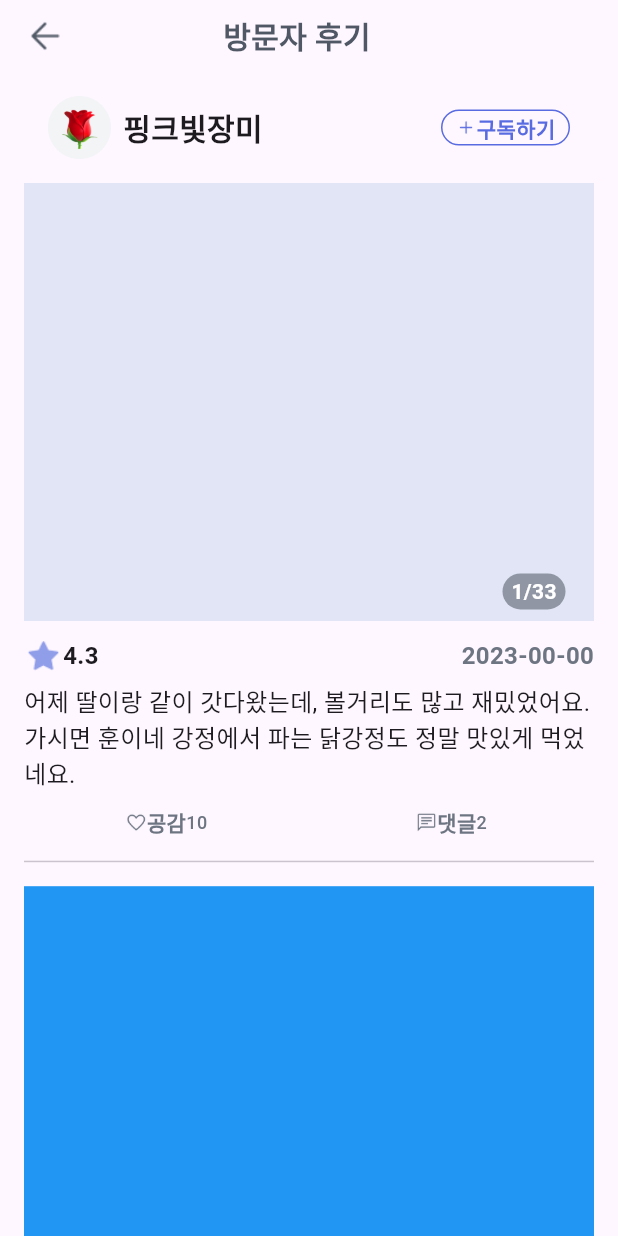
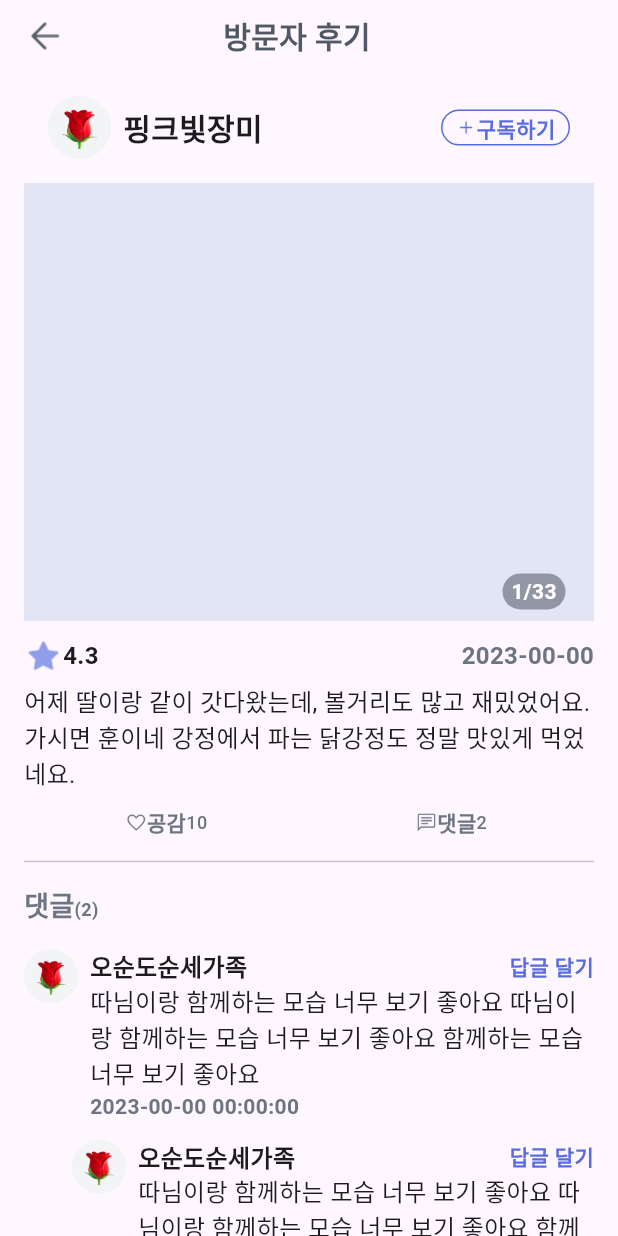
Before and after one commit to jaekyung-you/seenear_flutter, a Flutter app: the DetailReviewScreen screen opened by its route, on a phone screen of 412 x 824 dp. Run offline on Flutter 3.47's test engine with Material 2 defaults, Android fonts, the phone set to English and light mode, and no system bars; drawn by our look-alikes of carousel_slider, styled_text; our stand-ins replace device_info_plus, dio, get, package_info_plus, permission_handler, share_plus and 1 more; missing offline and left inert: dart:html, kakao_flutter_sdk_user; network calls fail; statements that could not run were skipped.

Commit message:
방문자 후기 상세화면 댓글창 UI 구현

```diff
--- a/lib/presentation/market_festival/widget/detail_review_screen.dart
+++ b/lib/presentation/market_festival/widget/detail_review_screen.dart
@@ -3,6 +3,7 @@ import 'package:flutter/material.dart';
 import 'package:get/get.dart';
 import 'package:seenear/const/design_system/base_header.dart';
 import 'package:seenear/presentation/base_widget/seenear_base_scaffold.dart';
+import 'package:styled_text/styled_text.dart';
 import '../../../const/design_system/seenear_color.dart';
 import '../controller/detail_review_controller.dart';
 
@@ -230,10 +231,103 @@ class DetailReviewScreen extends GetView<DetailReviewController> {
   }
 
   Widget commentListView() {
-    return Center(
-      child: Container(
-        height: 500,
-        color: Colors.blue,
+    return Column(
+      crossAxisAlignment: CrossAxisAlignment.start,
+      children: [
+        StyledText(
+          text: '댓글<s>(2)</s>',
+          style: TextStyle(fontWeight: FontWeight.w700, fontSize: 18, color: SeenearColor.grey50),
+          tags: {
+            's': StyledTextTag(
+              style: const TextStyle(fontSize: 12),
+            ),
+          },
+        ),
+        const SizedBox(
+          height: 16,
+        ),
+        commentCell(isReplied: false),
+        commentCell(isReplied: true),
+        commentCell(isReplied: false),
+        commentCell(isReplied: false),
+        const SizedBox(
+          height: 16,
+        ),
+      ],
+    );
+  }
+
+  Widget commentCell({required bool isReplied}) {
+    String? profileImageSrc;
+
+    return Padding(
+      padding: const EdgeInsets.only(bottom: 12.0),
+      child: Row(
+        crossAxisAlignment: CrossAxisAlignment.start,
+        children: [
+          if (isReplied)
+            const SizedBox(
+              width: 32,
+            ),
+          profileImageSrc == null
+              ? Image.asset(
+                  'assets/images/default_profile.png',
+                  width: 36,
+                )
+              : CircleAvatar(
+                  radius: 18,
+                  backgroundImage: NetworkImage(
+                    profileImageSrc!,
+                  ),
+                ),
+          const SizedBox(
+            width: 8,
+          ),
+          Expanded(
+            child: Column(
+              crossAxisAlignment: CrossAxisAlignment.start,
+              children: [
+                Row(
+                  mainAxisAlignment: MainAxisAlignment.spaceBetween,
+                  children: [
+                    Text(
+                      '오순도순세가족',
+                      style: TextStyle(
+                        fontSize: 16,
+                        fontWeight: FontWeight.w700,
+                      ),
+                    ),
+                    Text(
+                      '답글 달기',
+                      style: TextStyle(
+                        fontSize: 14,
+                        fontWeight: FontWeight.w700,
+                        color: SeenearColor.blue60,
+                      ),
+                    )
+                  ],
+                ),
+                Text(
+                  '따님이랑 함께하는 모습 너무 보기 좋아요 따님이랑 함께하는 모습 너무 보기 좋아요 함께하는 모습 너무 보기 좋아요',
+                  maxLines: null,
+                  textAlign: TextAlign.left,
+                  style: TextStyle(
+                    fontSize: 16,
+                    fontWeight: FontWeight.w400,
+                  ),
+                ),
+                Text(
+                  '2023-00-00 00:00:00',
+                  style: TextStyle(
+                    fontSize: 14,
+                    fontWeight: FontWeight.w700,
+                    color: SeenearColor.grey50,
+                  ),
+                ),
+              ],
+            ),
+          )
+        ],
       ),
     );
   }
```
